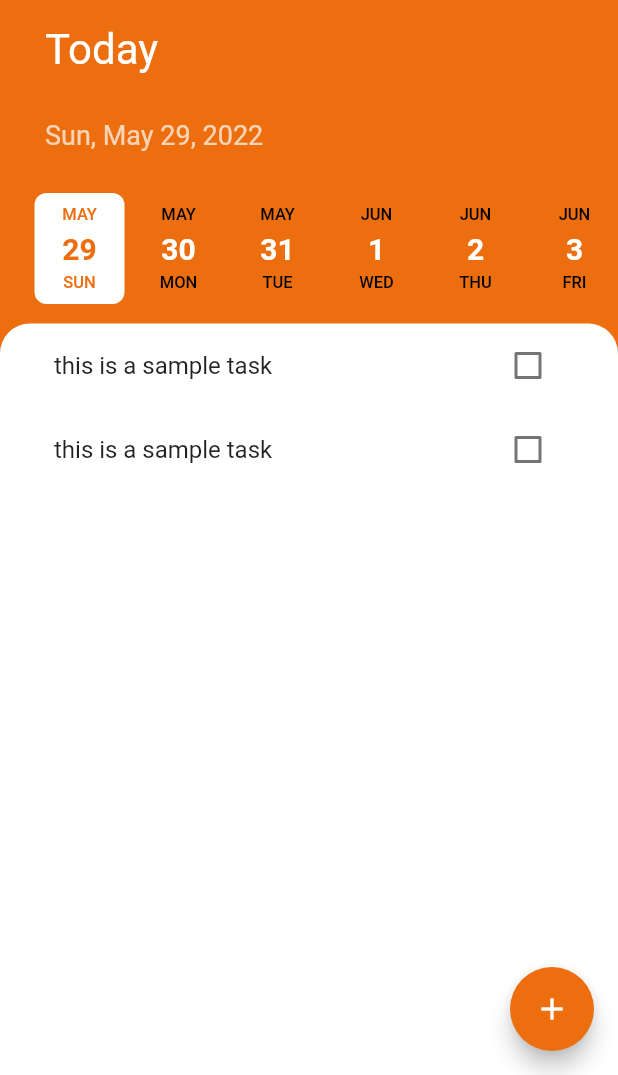
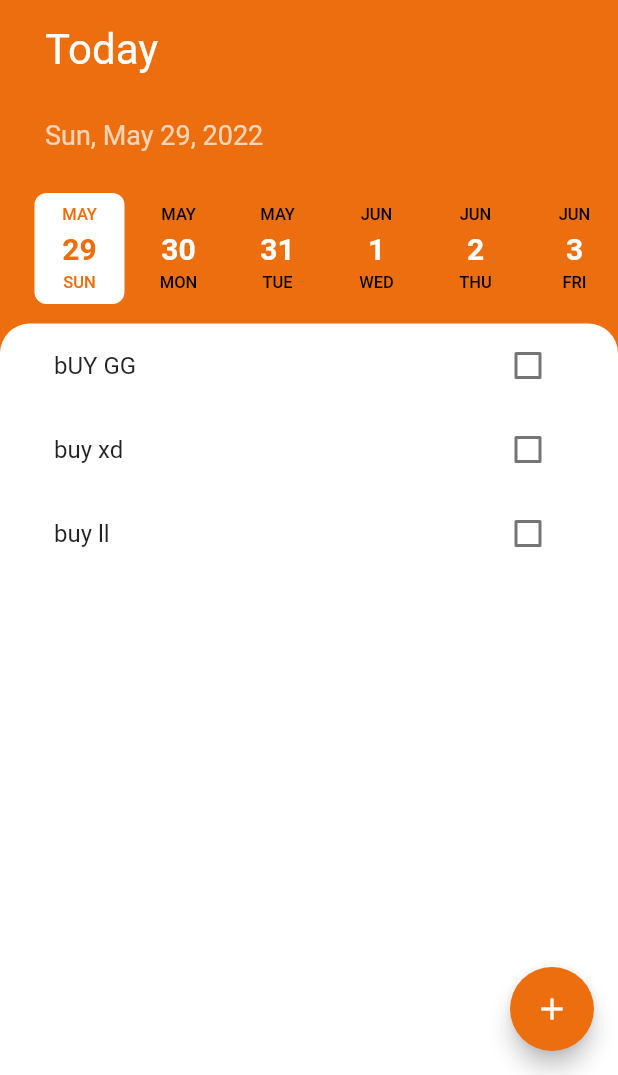
Before and after one commit to bineshburjamagar/todolist-app, a Flutter app: the screen it shows after launch, on a phone screen of 412 x 824 dp, the part 161-1236 px from its top. Run offline on Flutter 3.47's test engine with Material 2 defaults, Android fonts, the phone set to English and light mode, and no system bars; drawn by our look-alikes of date_picker_timeline; missing offline and left inert: dart:ffi.

```diff
--- /dev/null
+++ b/todolist/lib/models/task.dart
@@ -0,0 +1,9 @@
+class Task {
+  final String name;
+  bool isDone;
+
+  Task({required this.name, this.isDone = false});
+  void toggleDone() {
+    isDone = !isDone;
+  }
+}
--- a/todolist/lib/widgets/task_list.dart
+++ b/todolist/lib/widgets/task_list.dart
@@ -1,18 +1,36 @@
 import 'package:flutter/material.dart';
+import 'package:todolist/models/task.dart';
 import 'package:todolist/widgets/task_tile.dart';
 
-class TaskList extends StatelessWidget {
+class TaskList extends StatefulWidget {
   const TaskList({
     Key? key,
   }) : super(key: key);
 
   @override
+  State<TaskList> createState() => _TaskListState();
+}
+
+class _TaskListState extends State<TaskList> {
+  List<Task> tasks = [
+    Task(name: 'bUY GG'),
+    Task(name: 'buy xd'),
+    Task(name: 'buy ll')
+  ];
+  @override
   Widget build(BuildContext context) {
-    return ListView(
-      children: const [
-        TaskTile(),
-        TaskTile(),
-      ],
+    return ListView.builder(
+      itemBuilder: (context, index) {
+        return TaskTile(
+            isChecked: tasks[index].isDone,
+            taskTitle: tasks[index].name,
+            checkboxCallback: (bool? checkBoxState) {
+              setState(() {
+                tasks[index].toggleDone();
+              });
+            });
+      },
+      itemCount: tasks.length,
     );
   }
 }
--- a/todolist/lib/widgets/task_tile.dart
+++ b/todolist/lib/widgets/task_tile.dart
@@ -1,100 +1,32 @@
+import 'dart:ffi';
+
 import 'package:flutter/material.dart';
 
-// class TaskTile extends StatefulWidget {
-//   const TaskTile({
-//     Key? key,
-//   }) : super(key: key);
+class TaskTile extends StatelessWidget {
+  final bool isChecked;
+  final String taskTitle;
+  final Function checkboxCallback;
 
-//   @override
-//   State<TaskTile> createState() => _TaskTileState();
-// }
-
-// class _TaskTileState extends State<TaskTile> {
-//   bool isChecked = false;
-//   void checkboxCallback(bool checkBoxState) {
-//     setState(() {
-//       isChecked = checkBoxState;
-//     });
-//   }
-
-//   @override
-//   Widget build(BuildContext context) {
-//     return ListTile(
-//       title: Text(
-//         'This is a task',
-//         style: TextStyle(
-//             decoration: isChecked ? TextDecoration.lineThrough : null),
-//       ),
-//       trailing: TaskCheckBox(
-//           checkBoxState: isChecked, toggleCheckboxState: checkboxCallback),
-//     );
-//   }
-// }
-
-// class TaskCheckBox extends StatelessWidget {
-//   final bool checkBoxState;
-//   final Function toggleCheckboxState;
-
-//   const TaskCheckBox(
-//       {Key? key,
-//       required this.checkBoxState,
-//       required this.toggleCheckboxState})
-//       : super(key: key);
-//   @override
-//   Widget build(BuildContext context) {
-//     return Checkbox(
-//       value: checkBoxState,
-//       activeColor: Colors.blueAccent,
-//       onChanged: toggleCheckboxState as void Function(bool?)?,
-//     );
-//   }
-// }
-
-class TaskTile extends StatefulWidget {
-  const TaskTile({Key? key}) : super(key: key);
-
-  @override
-  _TaskTileState createState() => _TaskTileState();
-}
-
-class _TaskTileState extends State<TaskTile> {
-  bool isChecked = false;
-  void checkBoxCallBack(bool? checkBoxState) {
-    if (checkBoxState != null) {
-      setState(() {
-        isChecked = checkBoxState;
-      });
-    }
-  }
-
+  const TaskTile(
+      {Key? key,
+      required this.isChecked,
+      required this.taskTitle,
+      required this.checkboxCallback})
+      : super(key: key);
   @override
   Widget build(BuildContext context) {
+    // ignore: dead_code
     return ListTile(
-      title: Text(
-        'this is a sample task',
-        style: TextStyle(
-            decoration: isChecked ? TextDecoration.lineThrough : null),
-      ),
-      trailing: TaskCheckbox(
-        checkboxState: isChecked,
-        toggleCheckboxState: checkBoxCallBack,
-      ),
-    );
+        title: Text(
+          taskTitle,
+          style: TextStyle(
+              decoration: isChecked ? TextDecoration.lineThrough : null),
+        ),
+        trailing: Checkbox(
+          activeColor: Colors.lightBlueAccent,
+          value: isChecked,
+          onChanged: checkboxCallback as void Function(bool?)?,
+          //  onChanged: toggleCheckboxState as void Function(bool?)?,
+        ));
   }
 }
-
-class TaskCheckbox extends StatelessWidget {
-  final bool checkboxState;
-  final Function toggleCheckboxState;
-  // ignore: use_key_in_widget_constructors
-  const TaskCheckbox(
-      {required this.checkboxState, required this.toggleCheckboxState});
-  @override
-  Widget build(BuildContext context) {
-    return Checkbox(
-      activeColor: Colors.lightBlueAccent,
-      value: checkboxState,
-      onChanged: toggleCheckboxState as void Function(bool?)?,
-    );
-  }
-}
```
